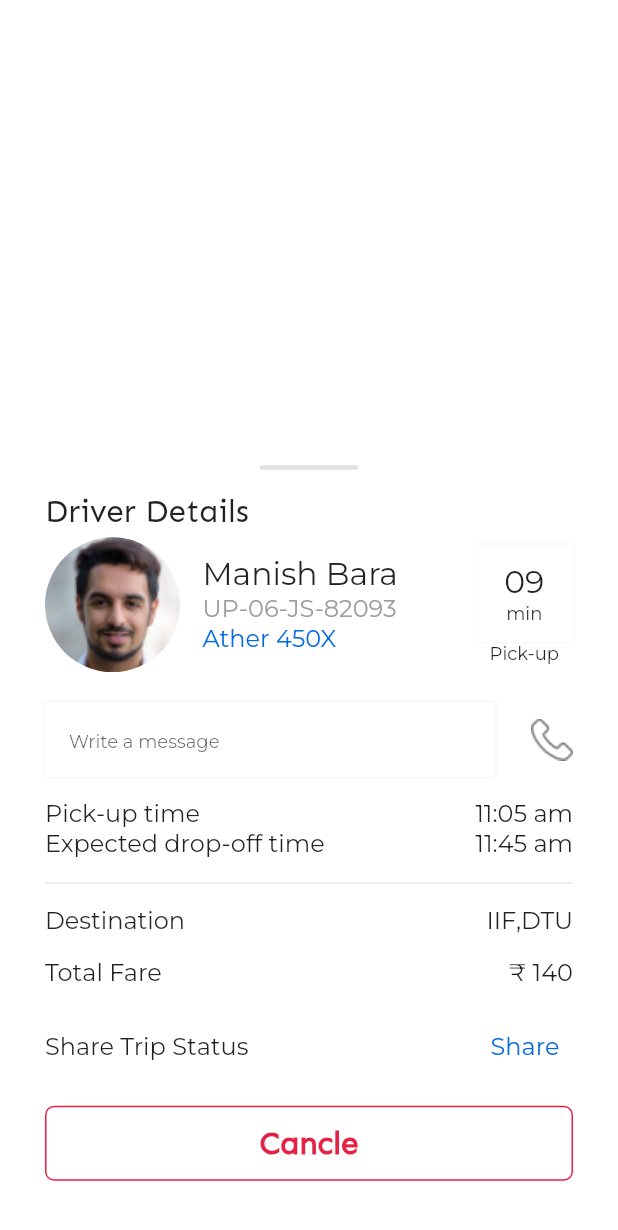
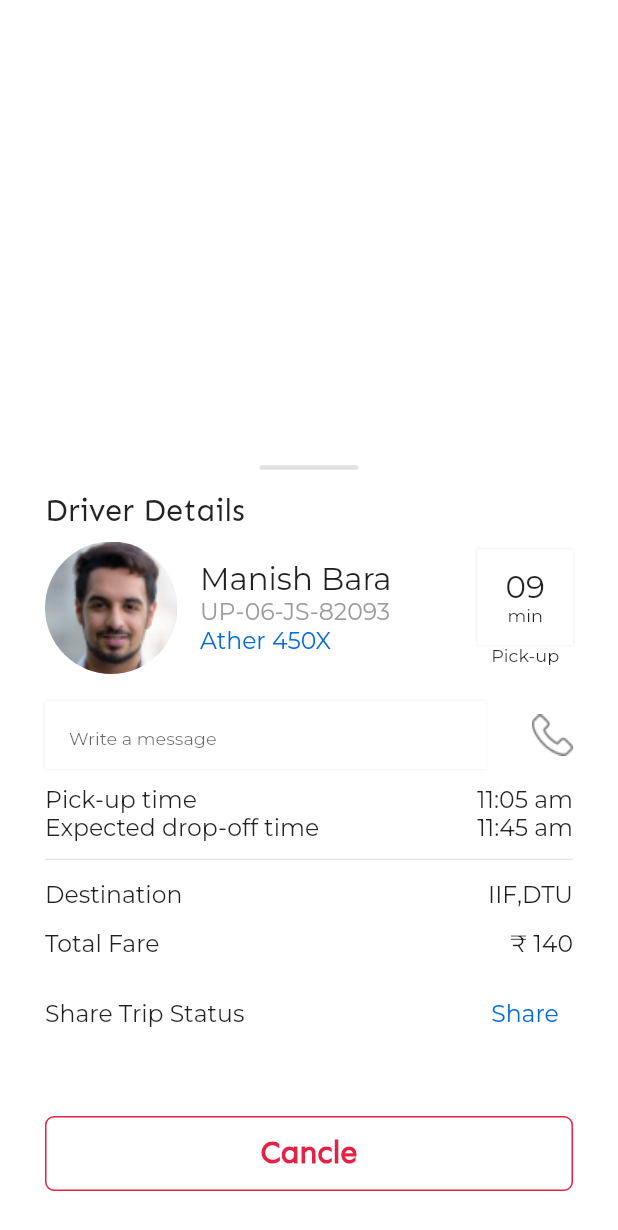
Before and after one commit to AbishekGhalley/App_Development_Project, a Flutter app: what driverdetails() shows on an empty page, opened directly, on a phone screen of 412 x 824 dp. Shown: the top 1230 px of the screen. Run offline on Flutter 3.47's test engine with Material 2 defaults, Android fonts, the phone set to English and light mode, and no system bars; our stand-ins replace dotted_border, firebase_auth, firebase_core, flutter_otp_text_field, flutter_screenutil, flutter_svg and 3 more; accounts and stored records are empty.

Commit message:
share ride made responsive

```diff
--- a/lib/features/shareride/view/shareridemap.dart
+++ b/lib/features/shareride/view/shareridemap.dart
@@ -1,4 +1,5 @@
 import 'package:flutter/material.dart';
+import 'package:flutter_screenutil/flutter_screenutil.dart';
 import 'package:flutter_svg/flutter_svg.dart';
 import 'package:myekigai/constants/constants.dart';
 import 'package:myekigai/reusables/Navbar.dart';
@@ -34,6 +35,9 @@ class _shareridemapState extends State<shareridemap> {
 
   @override
   Widget build(BuildContext context) {
+    return ScreenUtilInit(
+        designSize: Size(420, 910),
+        builder: (context, child) {
           return Scaffold(
             drawer: Navbar(scaffoldKey: global_navbar.sharescaffoldKey),
             key: global_navbar.sharescaffoldKey,
@@ -51,7 +55,8 @@ class _shareridemapState extends State<shareridemap> {
                   top: MediaQuery.of(context).padding.top + 15,
                   left: 20,
                   right: 20,
-            child: CustomSearchBar(scaffoldKey: global_navbar.sharescaffoldKey),
+                  child: CustomSearchBar(
+                      scaffoldKey: global_navbar.sharescaffoldKey),
                 ),
                 Positioned(
                   bottom: posbottom,
@@ -95,7 +100,7 @@ class _shareridemapState extends State<shareridemap> {
                           child: Column(
                               crossAxisAlignment: CrossAxisAlignment.center,
                               children: [
-                          const Padding(
+                                Padding(
                                   padding: EdgeInsets.symmetric(horizontal: 16),
                                   child: Row(
                                     children: [
@@ -108,7 +113,7 @@ class _shareridemapState extends State<shareridemap> {
                                         style: TextStyle(
                                             fontFamily: "Sen",
                                             color: Pallete.geryColor,
-                                      fontSize: 14,
+                                            fontSize: ScreenUtil().setSp(14),
                                             fontWeight: FontWeight.w400),
                                       )
                                     ],
@@ -122,10 +127,12 @@ class _shareridemapState extends State<shareridemap> {
                                     onPressed: () {
                                       showModalBottomSheet(
                                         shape: RoundedRectangleBorder(
-                                      borderRadius: BorderRadius.circular(16)),
+                                            borderRadius:
+                                                BorderRadius.circular(16)),
                                         context: context,
                                         builder: (BuildContext context) {
-                                    return bottommodalsheet(updateisdetails);
+                                          return bottommodalsheet(
+                                              updateisdetails);
                                         },
                                       );
                                     })
@@ -134,5 +141,6 @@ class _shareridemapState extends State<shareridemap> {
               ],
             ),
           );
+        });
   }
 }
--- a/lib/features/shareride/widget/driverdetails.dart
+++ b/lib/features/shareride/widget/driverdetails.dart
@@ -1,4 +1,5 @@
 import 'package:flutter/material.dart';
+import 'package:flutter_screenutil/flutter_screenutil.dart';
 import 'package:myekigai/constants/constants.dart';
 import 'package:myekigai/reusables/Navbar.dart';
 import 'package:myekigai/features/homescreen/view/home_view.dart';
@@ -26,9 +27,9 @@ class _driverdetailsState extends State<driverdetails> {
                 color: Colors.white,
               ),
               width: double.infinity,
-              child: ListView(
-                padding: const EdgeInsets.all(30),
-                controller: scrollController,
+              padding: const EdgeInsets.all(30),
+              child: Column(
+                crossAxisAlignment: CrossAxisAlignment.start,
                 children: [
                   Row(
                       mainAxisAlignment: MainAxisAlignment.spaceBetween,
@@ -55,21 +56,21 @@ class _driverdetailsState extends State<driverdetails> {
                   const SizedBox(
                     height: 15,
                   ),
-                  const Text(
+                  Text(
                     'Driver Details',
                     style: TextStyle(
-                        fontSize: 21,
+                        fontSize: ScreenUtil().setSp(21),
                         fontFamily: "Sen",
                         fontWeight: FontWeight.w400),
                   ),
-                  const SizedBox(
-                    height: 5,
+                  SizedBox(
+                    height:ScreenUtil().setWidth(8),
                   ),
                   Row(
                     children: [
                       Container(
-                        width: 90,
-                        height: 90,
+                        width: ScreenUtil().setWidth(90),
+                        height: ScreenUtil().setWidth(90),
                         decoration: const BoxDecoration(
                             shape: BoxShape.circle,
                             image: DecorationImage(
@@ -80,13 +81,13 @@ class _driverdetailsState extends State<driverdetails> {
                       const SizedBox(
                         width: 15,
                       ),
-                      const Column(
+                     Column(
                         crossAxisAlignment: CrossAxisAlignment.start,
                         children: [
                           Text(
                             "Manish Bara",
                             style: TextStyle(
-                                fontSize: 21,
+                                fontSize: ScreenUtil().setSp(21),
                                 fontFamily: "Montserrat",
                                 fontWeight: FontWeight.w500),
                           ),
@@ -94,7 +95,7 @@ class _driverdetailsState extends State<driverdetails> {
                             "UP-06-JS-82093",
                             style: TextStyle(
                                 color: Pallete.geryColor,
-                                fontSize: 16,
+                                fontSize: ScreenUtil().setSp(16),
                                 fontFamily: "Montserrat",
                                 fontWeight: FontWeight.w500),
                           ),
@@ -102,7 +103,7 @@ class _driverdetailsState extends State<driverdetails> {
                             "Ather 450X",
                             style: TextStyle(
                                 color: Pallete.primaryColor,
-                                fontSize: 16,
+                                fontSize: ScreenUtil().setSp(16),
                                 fontFamily: "Montserrat",
                                 fontWeight: FontWeight.w500),
                           )
@@ -114,8 +115,8 @@ class _driverdetailsState extends State<driverdetails> {
                         crossAxisAlignment: CrossAxisAlignment.center,
                         children: [
                           Container(
-                            width: 65,
-                            height: 65,
+                            width: ScreenUtil().setWidth(65),
+                            height: ScreenUtil().setWidth(65),
                             decoration: const BoxDecoration(boxShadow: [
                               BoxShadow(
                                 color: Color.fromRGBO(171, 171, 171, 0.25),
@@ -131,39 +132,39 @@ class _driverdetailsState extends State<driverdetails> {
                               ),
                             ]),
                             alignment: Alignment.center,
-                            child: const Column(
+                            child:  Column(
                                 mainAxisAlignment: MainAxisAlignment.center,
                                 children: [
                                   Text(
                                     "09",
                                     style: TextStyle(
-                                        fontSize: 21,
+                                        fontSize: ScreenUtil().setSp(21),
                                         fontWeight: FontWeight.w500,
                                         fontFamily: "Montserrat"),
                                   ),
                                   Text("min",
                                       style: TextStyle(
-                                          fontSize: 12,
+                                         fontSize: ScreenUtil().setSp(12),
                                           fontWeight: FontWeight.w500,
                                           fontFamily: "Montserrat"))
                                 ]),
                           ),
-                          const Text("Pick-up",
+                         Text("Pick-up",
                               style: TextStyle(
-                                  fontSize: 12,
+                                 fontSize: ScreenUtil().setSp(12),
                                   fontWeight: FontWeight.w500,
                                   fontFamily: "Montserrat"))
                         ],
                       )
                     ],
                   ),
-                  const SizedBox(
-                    height: 20,
+                  SizedBox(
+                    height: ScreenUtil().setHeight(20),
                   ),
                   Row(crossAxisAlignment: CrossAxisAlignment.center, children: [
                     Container(
-                        height: 50,
-                        width: 300,
+                        height: ScreenUtil().setHeight(50),
+                        width: ScreenUtil().setWidth(300),
                         padding: const EdgeInsets.symmetric(horizontal: 16),
                         decoration: const BoxDecoration(boxShadow: [
                           BoxShadow(
@@ -180,33 +181,33 @@ class _driverdetailsState extends State<driverdetails> {
                           ),
                         ]),
                         alignment: Alignment.center,
-                        child: const TextField(
+                        child: TextField(
                           decoration: InputDecoration(
                               border: InputBorder.none,
                               hintText: "Write a message",
                               hintStyle: TextStyle(
                                   fontFamily: "Montserrat",
                                   fontWeight: FontWeight.w500,
-                                  fontSize: 12)),
+                                 fontSize: ScreenUtil().setSp(12))),
                         )),
                     const Spacer(),
                     Container(
-                      height: 28,
-                      width: 28,
+                      height: ScreenUtil().setWidth(28),
+                      width: ScreenUtil().setWidth(28),
                       decoration: const BoxDecoration(
                           image: DecorationImage(
                               image: AssetImage(ShareRideAssets.antelephone))),
                     )
                   ]),
-                  const SizedBox(
-                    height: 15,
+                   SizedBox(
+                    height: ScreenUtil().setHeight(12),
                   ),
-                  const Row(
+                   Row(
                     children: [
                       Text(
                         "Pick-up time",
                         style: TextStyle(
-                            fontSize: 16,
+                            fontSize: ScreenUtil().setSp(16),
                             fontFamily: "Montserrat",
                             fontWeight: FontWeight.w500),
                       ),
@@ -214,18 +215,18 @@ class _driverdetailsState extends State<driverdetails> {
                       Text(
                         "11:05 am",
                         style: TextStyle(
-                            fontSize: 16,
+                            fontSize: ScreenUtil().setSp(16),
                             fontFamily: "Montserrat",
                             fontWeight: FontWeight.w500),
                       )
                     ],
                   ),
-                  const Row(
+                  Row(
                     children: [
                       Text(
                         "Expected drop-off time",
                         style: TextStyle(
-                            fontSize: 16,
+                            fontSize: ScreenUtil().setSp(16),
                             fontFamily: "Montserrat",
                             fontWeight: FontWeight.w500),
                       ),
@@ -233,29 +234,29 @@ class _driverdetailsState extends State<driverdetails> {
                       Text(
                         "11:45 am",
                         style: TextStyle(
-                            fontSize: 16,
+                            fontSize: ScreenUtil().setSp(16),
                             fontFamily: "Montserrat",
                             fontWeight: FontWeight.w500),
                       )
                     ],
                   ),
-                  const SizedBox(
-                    height: 15,
+                 SizedBox(
+                    height:  ScreenUtil().setHeight(12),
                   ),
                   const Divider(
                     color: Pallete.partitionlineColor,
                     thickness: 1,
                     height: 1,
                   ),
-                  const SizedBox(
-                    height: 15,
+                  SizedBox(
+                    height: ScreenUtil().setHeight(15),
                   ),
-                  const Row(
+                 Row(
                     children: [
                       Text(
                         "Destination",
                         style: TextStyle(
-                            fontSize: 16,
+                            fontSize: ScreenUtil().setSp(16),
                             fontFamily: "Montserrat",
                             fontWeight: FontWeight.w500),
                       ),
@@ -263,21 +264,21 @@ class _driverdetailsState extends State<driverdetails> {
                       Text(
                         "IIF,DTU",
                         style: TextStyle(
-                            fontSize: 16,
+                            fontSize: ScreenUtil().setSp(16),
                             fontFamily: "Montserrat",
                             fontWeight: FontWeight.w500),
                       )
                     ],
                   ),
-                  const SizedBox(
-                    height: 15,
+                  SizedBox(
+                    height: ScreenUtil().setHeight(15),
                   ),
-                  const Row(
+                  Row(
                     children: [
                       Text(
                         "Total Fare",
                         style: TextStyle(
-                            fontSize: 16,
+                            fontSize: ScreenUtil().setSp(16),
                             fontFamily: "Montserrat",
                             fontWeight: FontWeight.w500),
                       ),
@@ -285,39 +286,39 @@ class _driverdetailsState extends State<driverdetails> {
                       Text(
                         "₹ 140",
                         style: TextStyle(
-                            fontSize: 16,
+                            fontSize: ScreenUtil().setSp(16),
                             fontFamily: "Montserrat",
                             fontWeight: FontWeight.w500),
                       )
                     ],
                   ),
-                  const SizedBox(
-                    height: 15,
+                  SizedBox(
+                    height:ScreenUtil().setHeight(15),
                   ),
                   Row(
                     children: [
-                      const Text(
+                       Text(
                         "Share Trip Status",
                         style: TextStyle(
-                            fontSize: 16,
+                            fontSize: ScreenUtil().setSp(16),
                             fontFamily: "Montserrat",
                             fontWeight: FontWeight.w500),
                       ),
                       const Spacer(),
                       TextButton(
                           onPressed: () {},
-                          child: const Text(
+                          child:  Text(
                             "Share",
                             style: TextStyle(
                                 color: Pallete.primaryColor,
-                                fontSize: 16,
+                                fontSize: ScreenUtil().setSp(16),
                                 fontFamily: "Montserrat",
                                 fontWeight: FontWeight.w500),
                           ))
                     ],
                   ),
-                  const SizedBox(
-                    height: 15,
+                  SizedBox(
+                    height: ScreenUtil().setHeight(15),
                   ),
                   const Spacer(),
                   Container(
@@ -336,10 +337,10 @@ class _driverdetailsState extends State<driverdetails> {
                             MaterialPageRoute(
                                 builder: (context) => HomeScreen()));
                       },
-                      child: const Text("Cancle",
+                      child: Text("Cancle",
                           style: TextStyle(
                               color: Color.fromRGBO(229, 33, 68, 1),
-                              fontSize: 21,
+                              fontSize: ScreenUtil().setSp(21),
                               fontWeight: FontWeight.w700,
                               fontFamily: "Sen")),
                     ),
--- a/lib/main.dart
+++ b/lib/main.dart
@@ -1,14 +1,11 @@
 import 'package:firebase_core/firebase_core.dart';
 import 'package:flutter/material.dart';
+import 'package:flutter_screenutil/flutter_screenutil.dart';
 import 'package:get/get.dart';
 import 'package:myekigai/Authentication_repo/authentication.dart';
 import 'package:myekigai/features/auth/view/login_view.dart';
-import 'package:myekigai/features/auth/view/login_view1.dart';
-import 'package:myekigai/features/homescreen/view/home_view.dart';
-import 'package:myekigai/features/onboarding/view/onboarding.dart';
 import 'package:myekigai/firebase_options.dart';
 import 'package:myekigai/theme/theme.dart';
-
 
 void main() {
   WidgetsFlutterBinding.ensureInitialized();
@@ -22,15 +19,22 @@ class MyApp extends StatelessWidget {
   // This widget is the root of your application.
   @override
   Widget build(BuildContext context) {
-    return GetMaterialApp(
-      debugShowCheckedModeBanner: false,
-      title: 'Flutter Demo',
-      theme: AppTheme.theme,
-      home: LoginView(),
+    return ScreenUtilInit(
+      designSize: Size(420, 910),
+      builder: (context, child) {
+        return GetMaterialApp(
+          debugShowCheckedModeBanner: false,
+          title: 'Flutter Demo',
+          theme: AppTheme.theme,
+          home: LoginView(),
+        );
+      },
     );
   }
 }
-_initializefirebase()async{
+
+_initializefirebase() async {
   await Firebase.initializeApp(
-    options: DefaultFirebaseOptions.currentPlatform,).then((value) => Get.put(Authentication()));
+    options: DefaultFirebaseOptions.currentPlatform,
+  ).then((value) => Get.put(Authentication()));
 }
--- a/pubspec.yaml
+++ b/pubspec.yaml
@@ -39,6 +39,7 @@ dependencies:
   draggable_bottom_sheet: ^1.0.2
   sliding_up_panel: ^2.0.0+1
   flutter_otp_text_field: ^1.1.1
+  flutter_screenutil: ^5.8.4
   get: ^4.6.5
   # The following adds the Cupertino Icons font to your application.
   # Use with the CupertinoIcons class for iOS style icons.
```
Also changed, not shown: pubspec.lock. Lines whose indentation alone changed are shown as unchanged.
